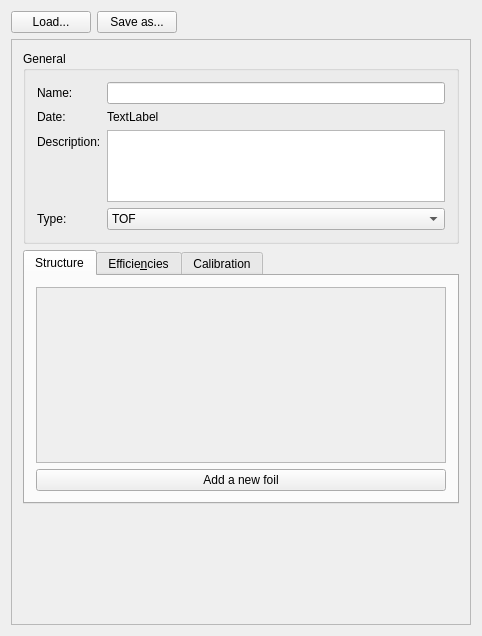
JYU-IBA/potku, file ui_files/ui_request_detector_settings.ui: the form before one commit.
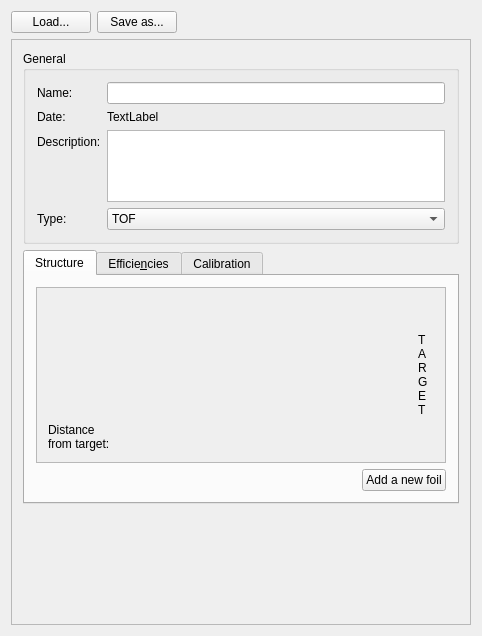
The form after the commit. Icons and pictures are not drawn.

Commit message:
Modified detector structure layout
Made the representation a bit tighter.

What changed in the file:
```diff
--- a/ui_files/ui_request_detector_settings.ui
+++ b/ui_files/ui_request_detector_settings.ui
@@ -257,10 +257,47 @@
                       <x>0</x>
                       <y>0</y>
                       <width>414</width>
-                      <height>210</height>
+                      <height>208</height>
                      </rect>
                     </property>
                     <layout class="QHBoxLayout" name="horizontalLayout_4">
+                     <item>
+                      <layout class="QHBoxLayout" name="horizontalLayout_5">
+                       <property name="rightMargin">
+                        <number>6</number>
+                       </property>
+                       <item>
+                        <layout class="QVBoxLayout" name="verticalLayout_10">
+                         <item>
+                          <widget class="QLabel" name="label_2">
+                           <property name="text">
+                            <string>Distance 
+from target:</string>
+                           </property>
+                           <property name="alignment">
+                            <set>Qt::AlignBottom|Qt::AlignLeading|Qt::AlignLeft</set>
+                           </property>
+                          </widget>
+                         </item>
+                        </layout>
+                       </item>
+                       <item alignment="Qt::AlignRight">
+                        <widget class="QLabel" name="label">
+                         <property name="text">
+                          <string>T
+A
+R
+G
+E
+T</string>
+                         </property>
+                         <property name="scaledContents">
+                          <bool>false</bool>
+                         </property>
+                        </widget>
+                       </item>
+                      </layout>
+                     </item>
                      <item>
                       <layout class="QHBoxLayout" name="foilsLayout"/>
                      </item>
@@ -269,11 +306,28 @@
                   </widget>
                  </item>
                  <item>
-                  <widget class="QPushButton" name="newFoilButton">
-                   <property name="text">
-                    <string>Add a new foil</string>
-                   </property>
-                  </widget>
+                  <layout class="QHBoxLayout" name="horizontalLayout_6">
+                   <item>
+                    <spacer name="horizontalSpacer_2">
+                     <property name="orientation">
+                      <enum>Qt::Horizontal</enum>
+                     </property>
+                     <property name="sizeHint" stdset="0">
+                      <size>
+                       <width>40</width>
+                       <height>20</height>
+                      </size>
+                     </property>
+                    </spacer>
+                   </item>
+                   <item>
+                    <widget class="QPushButton" name="newFoilButton">
+                     <property name="text">
+                      <string>Add a new foil</string>
+                     </property>
+                    </widget>
+                   </item>
+                  </layout>
                  </item>
                 </layout>
                </item>
```
The commit also changes 2 other files.
